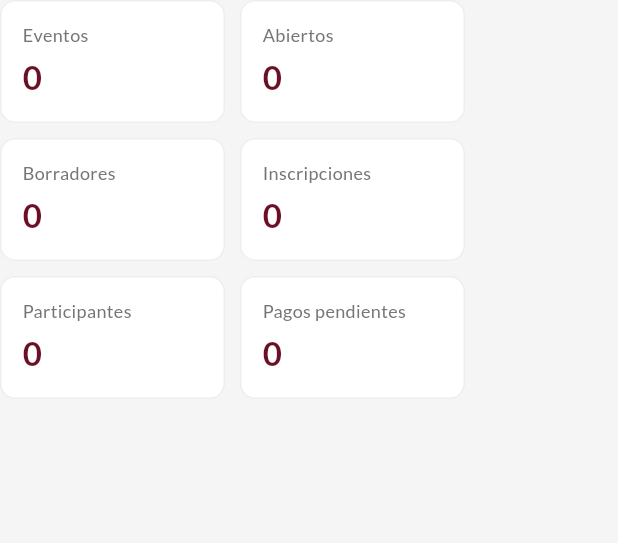
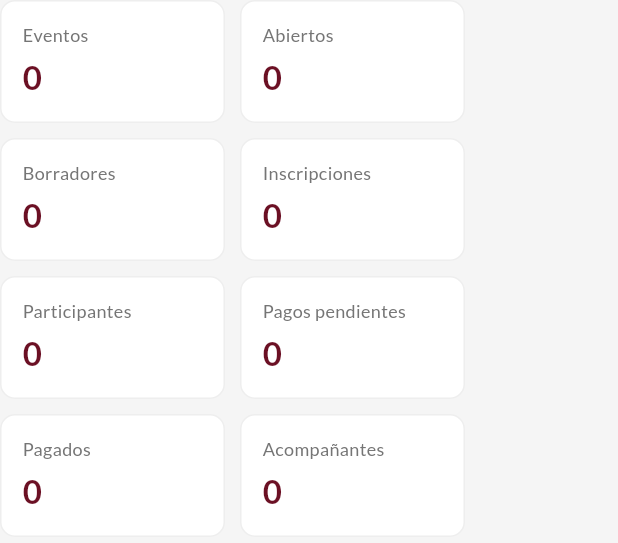
Before and after one commit to sanjuanevangelistaocana/boanerges1714, a Flutter app: the _CampaignTypeKpis widget shown alone on an empty page, opened directly with empty values, on a phone screen of 412 x 824 dp. Shown: the top 543 px of the screen. Run offline on Flutter 3.47's test engine with Material 3 defaults, Android fonts, the phone set to English and light mode, and no system bars; our stand-ins replace cached_network_image, cloud_firestore, cloud_functions, file_picker, firebase_auth, firebase_core and 5 more; missing offline and left inert: dart:html, excel; accounts and stored records are empty; network calls fail.

Commit message:
feat(eventos): KPIs Palmas admin + estados visuales Sanjuandereta/Palmas cofrade
Admin KPIs:
- Palmas: solicitudes, pendientes, confirmadas, rechazadas, entregadas
- Sanjuandereta/genérico: pagos pendientes, pagados, acompañantes
- Dropdown status Palmas: solicitada/confirmada/rechazada/entregada/cancelada
- Dropdown status genérico: pendiente/confirmada/cancelada

Cofrade Palmas:
- Badge coloreado por estado: verde confirmada, rojo rechazada, azul entregada
- Fecha límite visible con días restantes
- Descripción de campaña si no tiene petición aún
- Status 'entregada' y 'pendiente' en registrationStatusLabel

Sanjuandereta/genérico cofrade:
- RegistrationStatusCard mejorado con layout de columna
- Pago visible con importe total y parcial
- Acompañantes visibles con icono y conteo
- Turno y altura si aplican

Co-Authored-By: david.gomezmonedero <david.gomezmonedero@gruposantander.com>

```diff
--- a/lib/screens/events/events_admin_screen.dart
+++ b/lib/screens/events/events_admin_screen.dart
@@ -1700,10 +1700,35 @@ class _CampaignTypeKpis extends StatelessWidget {
         .where((reg) =>
             reg.paymentStatus == 'pending' || reg.paymentStatus == 'partial')
         .length;
-    final isJunta = campaigns
-            .any((campaign) => campaign.type == 'junta_general_ordinaria') &&
-        campaigns
-            .every((campaign) => campaign.type == 'junta_general_ordinaria');
+    final isPalmas = campaigns.isNotEmpty &&
+        campaigns.every((campaign) => campaign.type == 'palmas');
+    final isJunta = campaigns.isNotEmpty &&
+        campaigns.every((campaign) => campaign.type == 'junta_general_ordinaria');
+
+    // Palmas-specific status KPIs
+    final palmasPending = isPalmas
+        ? registrations
+            .where((reg) => const {'solicitada', 'requested', 'pending', 'pendiente'}
+                .contains(reg.status))
+            .length
+        : 0;
+    final palmasConfirmed = isPalmas
+        ? registrations.where((reg) => reg.status == 'confirmada').length
+        : 0;
+    final palmasRejected = isPalmas
+        ? registrations.where((reg) => reg.status == 'rechazada').length
+        : 0;
+    final palmasDelivered = isPalmas
+        ? registrations.where((reg) => reg.status == 'entregada').length
+        : 0;
+
+    // Sanjuandereta / general payment KPIs
+    final paidCount = registrations
+        .where((reg) => reg.paymentStatus == 'paid')
+        .length;
+    final companionCount = registrations.fold<int>(
+        0, (total, reg) => total + (reg.participants.length > 1 ? reg.participants.length - 1 : 0));
+
     return Wrap(
       spacing: 10,
       runSpacing: 10,
@@ -1711,10 +1736,22 @@ class _CampaignTypeKpis extends StatelessWidget {
         _AdminKpi(label: 'Eventos', value: '${campaigns.length}'),
         _AdminKpi(label: 'Abiertos', value: '$open'),
         _AdminKpi(label: 'Borradores', value: '$drafts'),
-        _AdminKpi(label: 'Inscripciones', value: '${registrations.length}'),
+        _AdminKpi(
+          label: isPalmas ? 'Solicitudes' : 'Inscripciones',
+          value: '${registrations.length}',
+        ),
         _AdminKpi(label: 'Participantes', value: '$participants'),
-        if (!isJunta)
+        if (isPalmas) ...[
+          _AdminKpi(label: 'Pendientes', value: '$palmasPending'),
+          _AdminKpi(label: 'Confirmadas', value: '$palmasConfirmed'),
+          _AdminKpi(label: 'Rechazadas', value: '$palmasRejected'),
+          _AdminKpi(label: 'Entregadas', value: '$palmasDelivered'),
+        ],
+        if (!isJunta && !isPalmas) ...[
           _AdminKpi(label: 'Pagos pendientes', value: '$pendingPayments'),
+          _AdminKpi(label: 'Pagados', value: '$paidCount'),
+          _AdminKpi(label: 'Acompañantes', value: '$companionCount'),
+        ],
       ],
     );
   }
@@ -1966,7 +2003,8 @@ class _CampaignAdminCard extends StatelessWidget {
                               else
                                 DropdownButton<String>(
                                   value: reg.status,
-                                  items: const [
+                                  items: isPalmas
+                                      ? const [
                                           DropdownMenuItem(
                                               value: 'solicitada',
                                               child: Text('Solicitada')),
@@ -1974,8 +2012,22 @@ class _CampaignAdminCard extends StatelessWidget {
                                               value: 'confirmada',
                                               child: Text('Confirmada')),
                                           DropdownMenuItem(
+                                              value: 'rechazada',
+                                              child: Text('Rechazada')),
+                                          DropdownMenuItem(
                                               value: 'entregada',
                                               child: Text('Entregada')),
+                                          DropdownMenuItem(
+                                              value: 'cancelada',
+                                              child: Text('Cancelada')),
+                                        ]
+                                      : const [
+                                          DropdownMenuItem(
+                                              value: 'pending',
+                                              child: Text('Pendiente')),
+                                          DropdownMenuItem(
+                                              value: 'confirmada',
+                                              child: Text('Confirmada')),
                                           DropdownMenuItem(
                                               value: 'cancelada',
                                               child: Text('Cancelada')),
```
Also changed, not shown: lib/screens/events/events_home_screen.dart (+114 -21 lines). Lines whose indentation alone changed are shown as unchanged.
